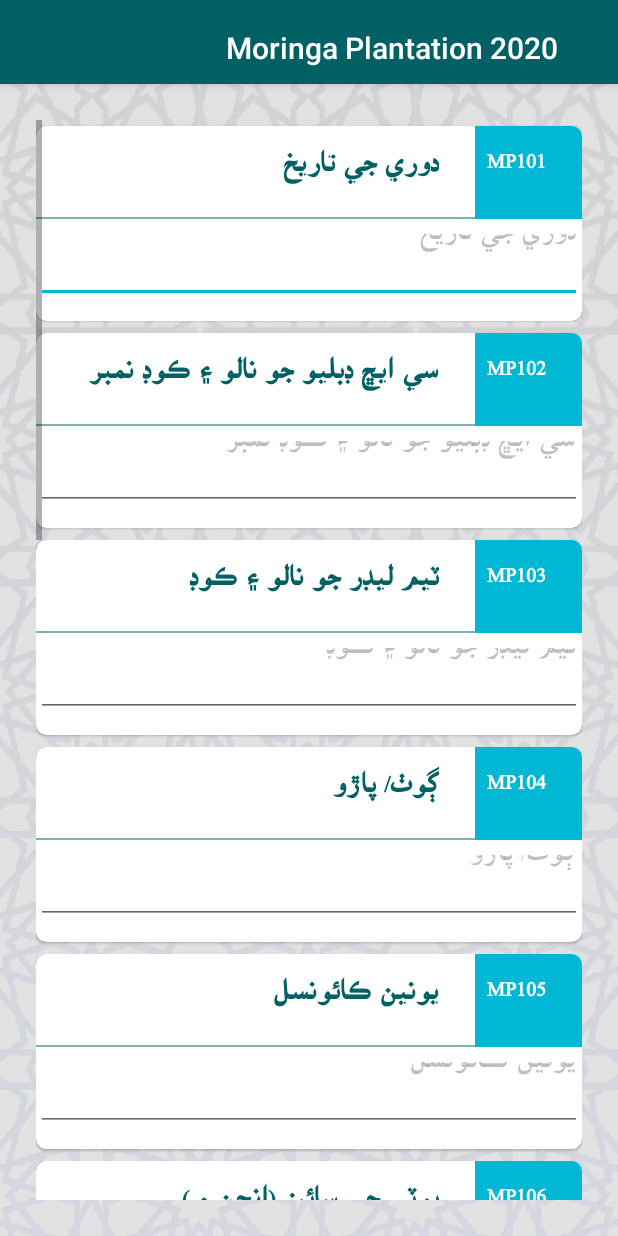
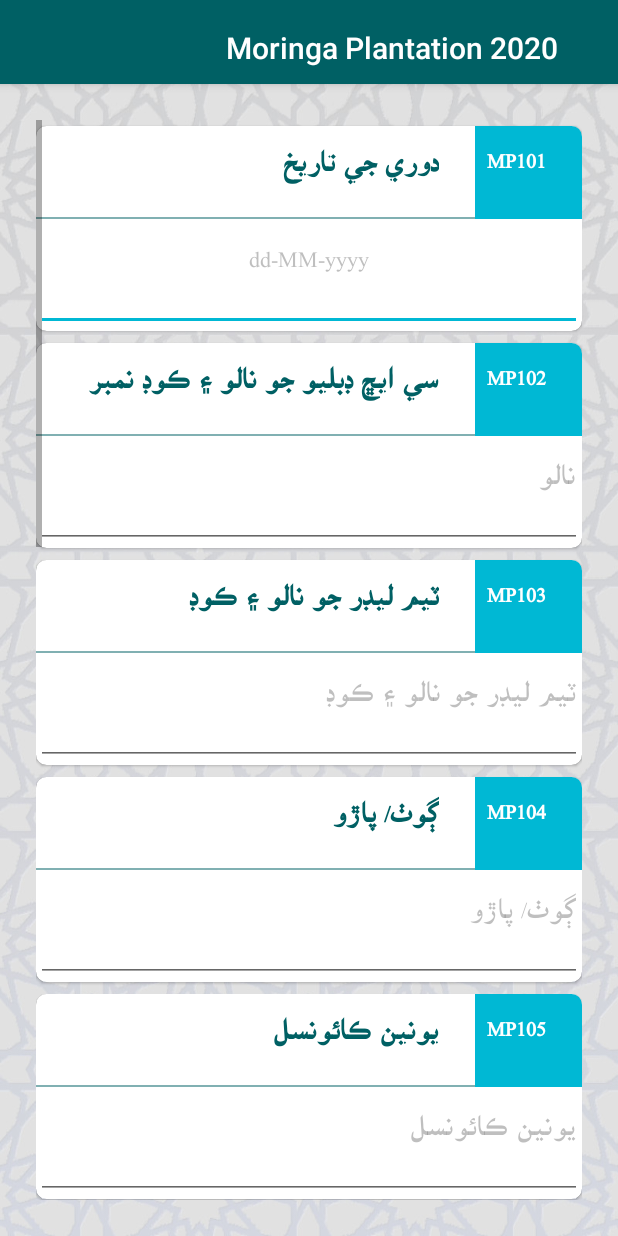
Before and after one commit to indus1530/MoringaPlantation, an Android app: the SectionBActivity screen opened directly, with no data from a screen before it, on a phone screen of 412 x 824 dp. Run offline under Robolectric (Android 15) with nearby library versions, the phone set to English and light mode, and no system bars; our stand-ins replace data binding; libraries missing offline, so code that uses them is left out: com.edittextpicker.aliazaz, com.validatorcrawler.aliazaz; plain views replace EditTextPicker; Roboto replaces fonts that are not available here; 3 statements that could not run were skipped.

Commit message:
db functionality

```diff
--- a/app/src/main/java/edu/aku/hassannaqvi/moringaPlantation/contracts/FormsContract.java
+++ b/app/src/main/java/edu/aku/hassannaqvi/moringaPlantation/contracts/FormsContract.java
@@ -14,11 +14,12 @@ public class FormsContract {
     public static String CONTENT_AUTHORITY = "edu.aku.hassannaqvi.covid_dadu";
 
     public static abstract class FormsTable implements BaseColumns {
-        public static final String TABLE_NAME = "covid";
+        public static final String TABLE_NAME = "form";
         public static final String COLUMN_NAME_NULLABLE = "NULLHACK";
         public static final String COLUMN_PROJECT_NAME = "projectName";
         public static final String COLUMN_ID = "_id";
         public static final String COLUMN_UID = "_uid";
+        public static final String COLUMN_FORMTYPE = "formtype";
         public static final String COLUMN_USERNAME = "username";
         public static final String COLUMN_SYSDATE = "sysdate";
         public static final String COLUMN_MF101 = "mf101";
@@ -27,8 +28,11 @@ public class FormsContract {
         public static final String COLUMN_MF104 = "mf104";
         public static final String COLUMN_MF105 = "mf105";
         public static final String COLUMN_MF106 = "mf106";
+        public static final String COLUMN_MF106x = "mf106x";
         public static final String COLUMN_MF107 = "mf107";
+        public static final String COLUMN_MF107x = "mf107x";
         public static final String COLUMN_MF108 = "MF108";
+        public static final String COLUMN_MF108x = "MF108x";
         public static final String COLUMN_SB = "sB";
         public static final String COLUMN_ISTATUS = "istatus";
         public static final String COLUMN_ISTATUS96x = "istatus96x";
--- a/app/src/main/java/edu/aku/hassannaqvi/moringaPlantation/ui/sections/SectionBActivity.java
+++ b/app/src/main/java/edu/aku/hassannaqvi/moringaPlantation/ui/sections/SectionBActivity.java
@@ -76,6 +76,7 @@ public class SectionBActivity extends AppCompatActivity {
 
         form = new Form();
         form.setSysdate(new SimpleDateFormat("dd-MM-yy HH:mm").format(new Date().getTime()));
+        form.setFormtype("MP Form");
         form.setMf101(form.getSysdate());
         form.setUsername(MainApp.userName);
         form.setDeviceID(MainApp.appInfo.getDeviceID());
@@ -107,8 +108,9 @@ public class SectionBActivity extends AppCompatActivity {
                 : bi.mp10710.isChecked() ? "10"
                 : bi.mp10711.isChecked() ? "11"
                 : "-1");
-        //form.setMf10711x(bi.mp10711x.getText().toString().trim().isEmpty() ? "-1" : bi.mp10711x.getText().toString());
-        form.setMf108(bi.mp108.getText().toString());
+        form.setMf107x(bi.mp10711x.getText().toString().trim().isEmpty() ? "-1" : bi.mp10711x.getText().toString());
+
+        form.setMf108(bi.mp108.getText().toString().trim().isEmpty() ? "-1" : bi.mp108.getText().toString());
 
 
     }
--- a/app/src/main/java/edu/aku/hassannaqvi/moringaPlantation/utils/CreateTable.java
+++ b/app/src/main/java/edu/aku/hassannaqvi/moringaPlantation/utils/CreateTable.java
@@ -20,6 +20,7 @@ public final class CreateTable {
             + FormsTable.COLUMN_DEVICETAGID + " TEXT,"
             + FormsTable.COLUMN_SYSDATE + " TEXT,"
             + FormsTable.COLUMN_UID + " TEXT,"
+            + FormsTable.COLUMN_FORMTYPE + " TEXT,"
             + FormsTable.COLUMN_USERNAME + " TEXT,"
             + FormsTable.COLUMN_MF101 + " TEXT,"
             + FormsTable.COLUMN_MF102 + " TEXT,"
@@ -27,8 +28,11 @@ public final class CreateTable {
             + FormsTable.COLUMN_MF104 + " TEXT,"
             + FormsTable.COLUMN_MF105 + " TEXT,"
             + FormsTable.COLUMN_MF106 + " TEXT,"
+            + FormsTable.COLUMN_MF106x + " TEXT,"
             + FormsTable.COLUMN_MF107 + " TEXT,"
+            + FormsTable.COLUMN_MF107x + " TEXT,"
             + FormsTable.COLUMN_MF108 + " TEXT,"
+            + FormsTable.COLUMN_MF108x + " TEXT,"
             + FormsTable.COLUMN_GPSLAT + " TEXT,"
             + FormsTable.COLUMN_GPSLNG + " TEXT,"
             + FormsTable.COLUMN_GPSDATE + " TEXT,"
--- a/app/src/main/res/layout/activity_section_b.xml
+++ b/app/src/main/res/layout/activity_section_b.xml
@@ -22,6 +22,7 @@
             android:layout_width="match_parent"
             android:layout_height="wrap_content"
             android:orientation="vertical">
+
 
             <!-- mp101  Input   -->
             <androidx.cardview.widget.CardView
@@ -58,11 +59,17 @@
                     <EditText
                         android:id="@+id/mp101"
                         android:layout_width="match_parent"
-                        android:layout_height="56dp"
-                        android:layout_marginBottom="12dp"
-                        android:hint="@string/mp101" />
+                        android:layout_height="wrap_content"
+                        android:gravity="center"
+                        android:hint="dd-MM-yyyy"
+                        app:dateFormat="dd-MM-yyyy"
+                        app:maxDate="CR_DATE"
+                        app:minDate="CR_DATE" />
+
                 </LinearLayout>
+
             </androidx.cardview.widget.CardView>
+
 
             <!-- mp102  Input   -->
             <androidx.cardview.widget.CardView
@@ -94,16 +101,22 @@
                             android:layout_alignTop="@id/qtxt_mp102"
                             android:layout_alignBottom="@id/qtxt_mp102"
                             android:text="@string/Q_mp102" />
+
                     </RelativeLayout>
 
                     <EditText
                         android:id="@+id/mp102"
                         android:layout_width="match_parent"
-                        android:layout_height="56dp"
-                        android:layout_marginBottom="12dp"
-                        android:hint="@string/mp102" />
+                        android:layout_height="wrap_content"
+                        android:digits="ABCDEFGHIJKLMNOPQRSTUVWXYZ abcdefghijklmnopqrstuvwxyz"
+                        android:hint="@string/name"
+                        android:inputType="text"
+                        android:maxLength="25" />
+
                 </LinearLayout>
+
             </androidx.cardview.widget.CardView>
+
 
             <!-- mp103  Input   -->
             <androidx.cardview.widget.CardView
@@ -140,10 +153,14 @@
                     <EditText
                         android:id="@+id/mp103"
                         android:layout_width="match_parent"
-                        android:layout_height="56dp"
-                        android:layout_marginBottom="12dp"
+                        android:layout_height="wrap_content"
+                        android:digits="ABCDEFGHIJKLMNOPQRSTUVWXYZ abcdefghijklmnopqrstuvwxyz 0123456789"
+                        android:inputType="text"
+                        android:maxLength="25"
                         android:hint="@string/mp103" />
+
                 </LinearLayout>
+
             </androidx.cardview.widget.CardView>
 
             <!-- mp104  Input   -->
@@ -181,11 +198,16 @@
                     <EditText
                         android:id="@+id/mp104"
                         android:layout_width="match_parent"
-                        android:layout_height="56dp"
-                        android:layout_marginBottom="12dp"
+                        android:layout_height="wrap_content"
+                        android:digits="ABCDEFGHIJKLMNOPQRSTUVWXYZ abcdefghijklmnopqrstuvwxyz 0123456789"
+                        android:inputType="text"
+                        android:maxLength="25"
                         android:hint="@string/mp104" />
+
                 </LinearLayout>
+
             </androidx.cardview.widget.CardView>
+
 
             <!-- mp105  Input   -->
             <androidx.cardview.widget.CardView
@@ -222,10 +244,14 @@
                     <EditText
                         android:id="@+id/mp105"
                         android:layout_width="match_parent"
-                        android:layout_height="56dp"
-                        android:layout_marginBottom="12dp"
+                        android:layout_height="wrap_content"
+                        android:digits="ABCDEFGHIJKLMNOPQRSTUVWXYZ abcdefghijklmnopqrstuvwxyz 0123456789"
+                        android:inputType="text"
+                        android:maxLength="25"
                         android:hint="@string/mp105" />
+
                 </LinearLayout>
+
             </androidx.cardview.widget.CardView>
 
             <!-- mp106  Input-Numeric   -->
@@ -263,15 +289,18 @@
                     <com.edittextpicker.aliazaz.EditTextPicker
                         android:id="@+id/mp106"
                         android:layout_width="match_parent"
-                        android:layout_height="56dp"
-                        android:layout_marginBottom="12dp"
+                        android:layout_height="wrap_content"
+                        android:inputType="number"
+                        android:maxLength="3"
                         android:hint="@string/mp106"
-                        app:mask="##"
                         app:maxValue="500"
                         app:minValue="1"
                         app:type="range" />
+
                 </LinearLayout>
+
             </androidx.cardview.widget.CardView>
+
 
             <!-- mp107  Radio   -->
             <androidx.cardview.widget.CardView
@@ -303,6 +332,7 @@
                             android:layout_alignTop="@id/qtxt_mp107"
                             android:layout_alignBottom="@id/qtxt_mp107"
                             android:text="@string/Q_mp107" />
+
                     </RelativeLayout>
 
                     <RadioGroup
@@ -379,14 +409,19 @@
                         <EditText
                             android:id="@+id/mp10711x"
                             android:layout_width="match_parent"
-                            android:layout_height="56dp"
-                            android:layout_marginBottom="12dp"
+                            android:layout_height="wrap_content"
+                            android:digits="ABCDEFGHIJKLMNOPQRSTUVWXYZ abcdefghijklmnopqrstuvwxyz"
+                            android:inputType="text"
+                            android:maxLength="25"
                             android:hint="@string/mp10711"
                             android:tag="mp10711"
                             android:text='@{mp10711.checked ? mp10711x.getText().toString() : ""}'
                             android:visibility='@{mp10711.checked? View.VISIBLE : View.GONE}' />
+
                     </RadioGroup>
+
                 </LinearLayout>
+
             </androidx.cardview.widget.CardView>
 
             <!-- mp108  Input-Numeric   -->
@@ -424,14 +459,16 @@
                     <com.edittextpicker.aliazaz.EditTextPicker
                         android:id="@+id/mp108"
                         android:layout_width="match_parent"
-                        android:layout_height="56dp"
-                        android:layout_marginBottom="12dp"
+                        android:layout_height="wrap_content"
+                        android:inputType="number"
+                        android:maxLength="3"
                         android:hint="@string/mp108"
-                        app:mask="##"
                         app:maxValue="500"
                         app:minValue="1"
                         app:type="range" />
+
                 </LinearLayout>
+
             </androidx.cardview.widget.CardView>
 
 
@@ -467,5 +504,7 @@
 
 
         </LinearLayout>
+
     </ScrollView>
+
 </layout>
--- a/app/src/main/res/values/strings.xml
+++ b/app/src/main/res/values/strings.xml
@@ -47,7 +47,7 @@
     <string name="in"> انچ </string>
     <string name="rupees"> روپے </string>
     <string name="num"> اعداد </string>
-    <string name="name"> نام </string>
+    <string name="name"> نالو </string>
     <string name="contactnum"> رابطہ نمبر </string>
     <string name="checkHHpresent"> گھر کے سربراہ کا نام لائن لسٹنگ ڈیٹا سے مطابقت رکھتا ہے۔ </string>
 
@@ -93,7 +93,7 @@
     <string name="mp108">  ٻوٽن  جي تعداد</string>
 
     <string name="mf101">  دوري جي تاريخ    </string>
-    <string name="mf102">  ٽيم ليڊر جو نالو ۽ڪوڊ</string>
+    <string name="mf102">  ٽيم ليڊر جو نالو ۽ ڪوڊ </string>
     <string name="mf103">ڳوٺ/پاڙو</string>
     <string name="mf104">يونين ڪائونسل</string>
     <string name="mf105">مورنگا وڻ جو نتيجو </string>
```
Also changed, not shown: app/src/main/java/edu/aku/hassannaqvi/moringaPlantation/core/DatabaseHelper.java (+8 -0 lines), app/src/main/java/edu/aku/hassannaqvi/moringaPlantation/models/Form.java (+56 -1 lines), app/src/main/java/edu/aku/hassannaqvi/moringaPlantation/ui/sections/SectionAActivity.java (+4 -3 lines), app/src/main/res/layout/activity_section_a.xml (+51 -8 lines), 1 other file.
